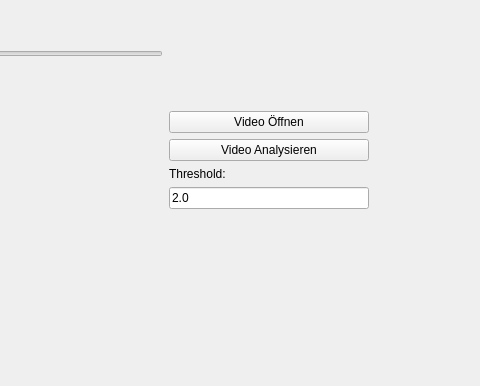
Old version of the form ui/view_eye_blinking.ui in the repository cvjena/JeFaPaTo; both pictures show x 547 to 1027 and y 468 to 854 of the 1027 by 854 pixel window.
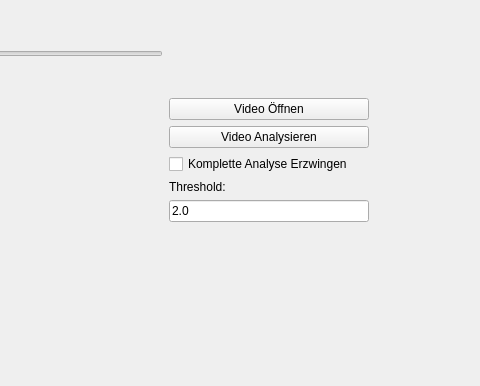
New version of the form.

Commit message: Analysing again now uses the saved values per default Can force complete reanalysis by ticking the according checkbox

What changed in the file:
```diff
--- a/ui/view_eye_blinking.ui
+++ b/ui/view_eye_blinking.ui
@@ -272,6 +272,13 @@
          </property>
         </widget>
        </item>
+       <item>
+        <widget class="QCheckBox" name="checkbox_analysis">
+         <property name="text">
+          <string>Komplette Analyse Erzwingen</string>
+         </property>
+        </widget>
+       </item>
        <item>
         <widget class="QLabel" name="label_10">
          <property name="maximumSize">
```
The commit also changes 2 other files.
